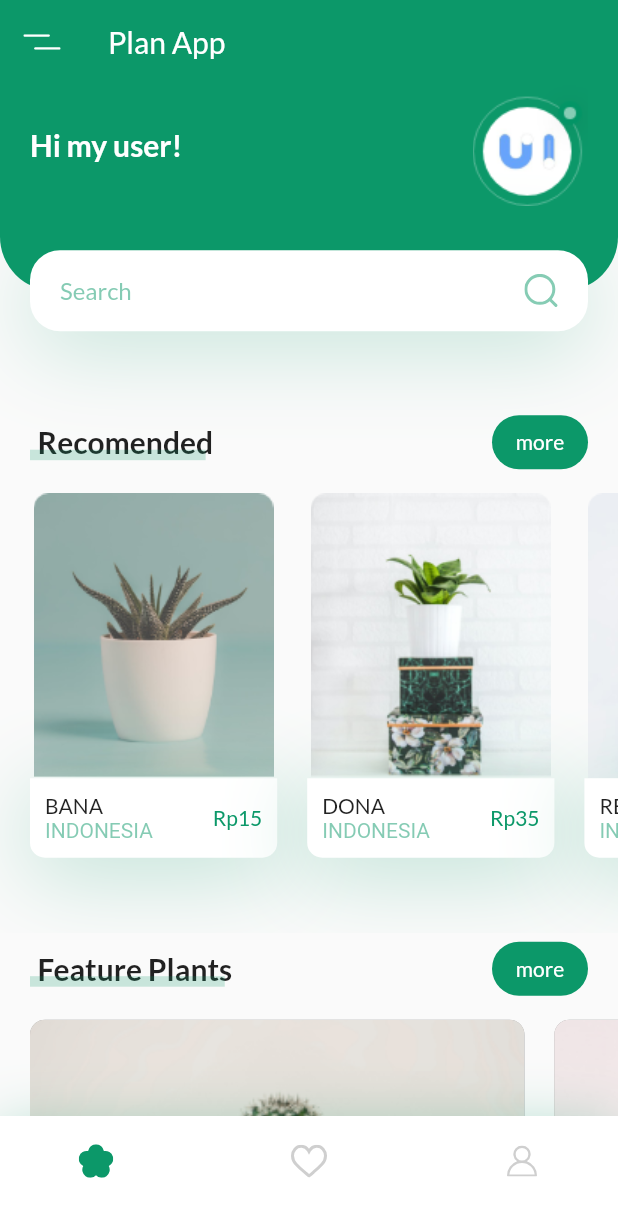
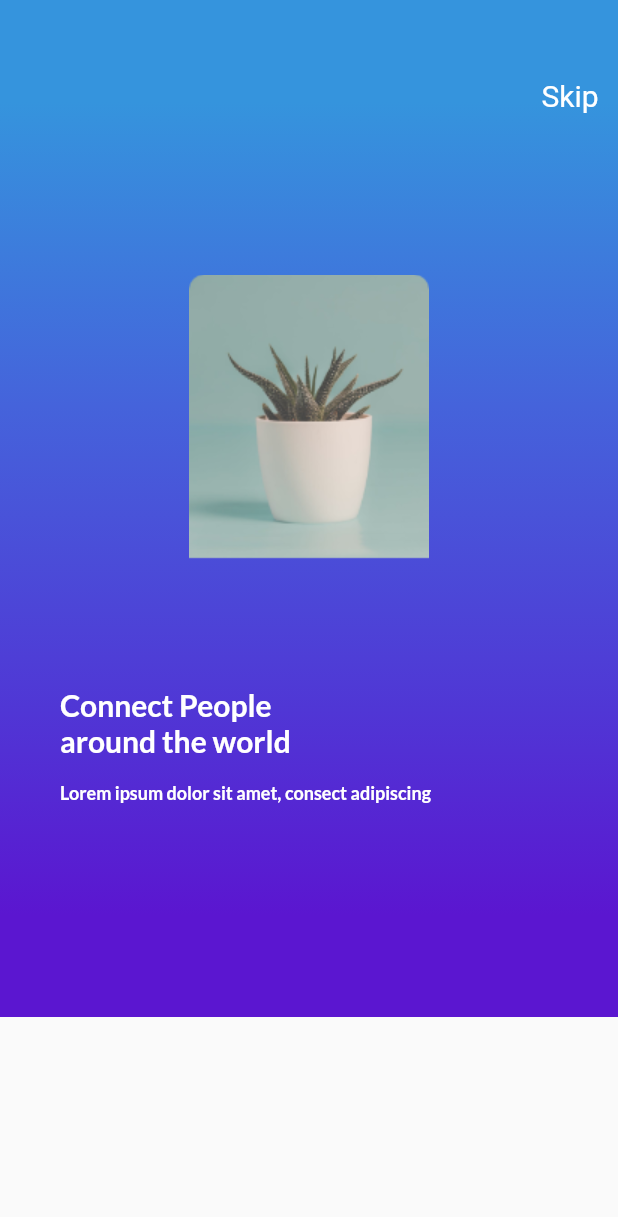
Before and after one commit to bbudhiana/flutter_chitchat, a Flutter app: the screen it shows after launch, on a phone screen of 412 x 824 dp. Shown: the top 1217 px of the screen. Run offline on Flutter 3.47's test engine with Material 2 defaults, Android fonts, the phone set to English and light mode, and no system bars; our stand-ins replace carousel_slider, country_code_picker, flutter_svg, font_awesome_flutter.

Commit message:
add onboard screen

```diff
--- a/lib/main.dart
+++ b/lib/main.dart
@@ -2,6 +2,7 @@ import 'package:flutter/material.dart';
 import 'package:flutter_chitchat/bottom_navigation/main_screen.dart';
 import 'package:flutter_chitchat/screens/detail_screen.dart';
 import 'package:flutter_chitchat/screens/login_screen.dart';
+import 'package:flutter_chitchat/screens/on_boarding_screen.dart';
 import 'package:flutter_chitchat/screens/page_slider_screen.dart';
 import 'package:flutter_chitchat/screens/planapp_screen.dart';
 import 'package:flutter_chitchat/screens/slider_screen.dart';
@@ -45,6 +46,7 @@ class MyApp extends StatelessWidget {
         MainScreen.routeName: (ctx) => MainScreen(),
         PlanappScreen.routeName: (ctx) => PlanappScreen(),
         DetailScreen.routeName: (ctx) => DetailScreen(),
+        OnBoardingScreen.routeName: (ctx) => OnBoardingScreen(),
       },
       //home: MyHomePage(title: 'Flutter Demo Home Page'),
     );
--- /dev/null
+++ b/lib/screens/on_boarding_screen.dart
@@ -0,0 +1,118 @@
+import 'package:flutter/material.dart';
+import 'package:flutter/services.dart';
+
+class OnBoardingScreen extends StatefulWidget {
+  static const String routeName = "on_boarding_screen";
+
+  @override
+  _OnBoardingScreenState createState() => _OnBoardingScreenState();
+}
+
+class _OnBoardingScreenState extends State<OnBoardingScreen> {
+  final int _numPages = 3;
+  final PageController _pageController = PageController(initialPage: 0);
+  int _currentPage = 0;
+
+  @override
+  Widget build(BuildContext context) {
+    return Scaffold(
+      body: AnnotatedRegion<SystemUiOverlayStyle>(
+        value: SystemUiOverlayStyle.light,
+        child: Container(
+          decoration: BoxDecoration(
+            gradient: LinearGradient(
+                begin: Alignment.topCenter,
+                end: Alignment.bottomCenter,
+                stops: [
+                  0.1,
+                  0.4,
+                  0.7,
+                  0.9,
+                ],
+                colors: [
+                  Color(0xFF3594DD),
+                  Color(0xFF4563DB),
+                  Color(0xFF5036D5),
+                  Color(0xFF5B16D0),
+                ]),
+          ),
+          child: Padding(
+            padding: const EdgeInsets.symmetric(vertical: 40.0),
+            child: SingleChildScrollView(
+              child: Column(
+                crossAxisAlignment: CrossAxisAlignment.stretch,
+                children: [
+                  Container(
+                    alignment: Alignment.centerRight,
+                    child: TextButton(
+                      onPressed: () => print('skip'),
+                      child: Text('Skip'),
+                      style: TextButton.styleFrom(
+                        primary: Colors.white,
+                        textStyle: TextStyle(
+                          fontSize: 20.0,
+                        ),
+                      ),
+                    ),
+                  ),
+                  Container(
+                    height: 550,
+                    child: PageView(
+                      physics: ClampingScrollPhysics(),
+                      controller: _pageController,
+                      onPageChanged: (int page) {
+                        setState(() {
+                          _currentPage = page;
+                        });
+                      },
+                      children: [
+                        Padding(
+                          padding: const EdgeInsets.all(40.0),
+                          child: Column(
+                            crossAxisAlignment: CrossAxisAlignment.start,
+                            children: [
+                              Center(
+                                child: Image(
+                                  image:
+                                      AssetImage('assets/images/image_1.png'),
+                                  height: 300.0,
+                                  width: 300.0,
+                                ),
+                              ),
+                              SizedBox(
+                                height: 30.0,
+                              ),
+                              Text(
+                                'Connect People\naround the world',
+                                style: TextStyle(
+                                  color: Colors.white,
+                                  fontSize: 20.0,
+                                  fontWeight: FontWeight.bold,
+                                ),
+                              ),
+                              SizedBox(
+                                height: 15.0,
+                              ),
+                              Text(
+                                'Lorem ipsum dolor sit amet, consect adipiscing',
+                                style: TextStyle(
+                                  color: Colors.white,
+                                  fontSize: 12.0,
+                                  fontWeight: FontWeight.bold,
+                                ),
+                              ),
+                            ],
+                          ),
+                        )
+                      ],
+                    ),
+                  ),
+                ],
+              ),
+            ),
+          ),
+        ),
+      ),
+    );
+  }
+}
--- a/lib/screens/splash_screen.dart
+++ b/lib/screens/splash_screen.dart
@@ -17,8 +17,9 @@ class _SplashScreenState extends State<SplashScreen> {
       //Navigator.of(context).pushReplacementNamed('login_screen');
       //Navigator.of(context).pushReplacementNamed('slider_screen');
       //Navigator.of(context).pushReplacementNamed('page_slider_screen');
-      Navigator.of(context).pushReplacementNamed('planapp_screen');
+      //Navigator.of(context).pushReplacementNamed('planapp_screen');
       //Navigator.of(context).pushReplacementNamed('detail_screen');
+      Navigator.of(context).pushReplacementNamed('on_boarding_screen');
     });
   }
 
```
